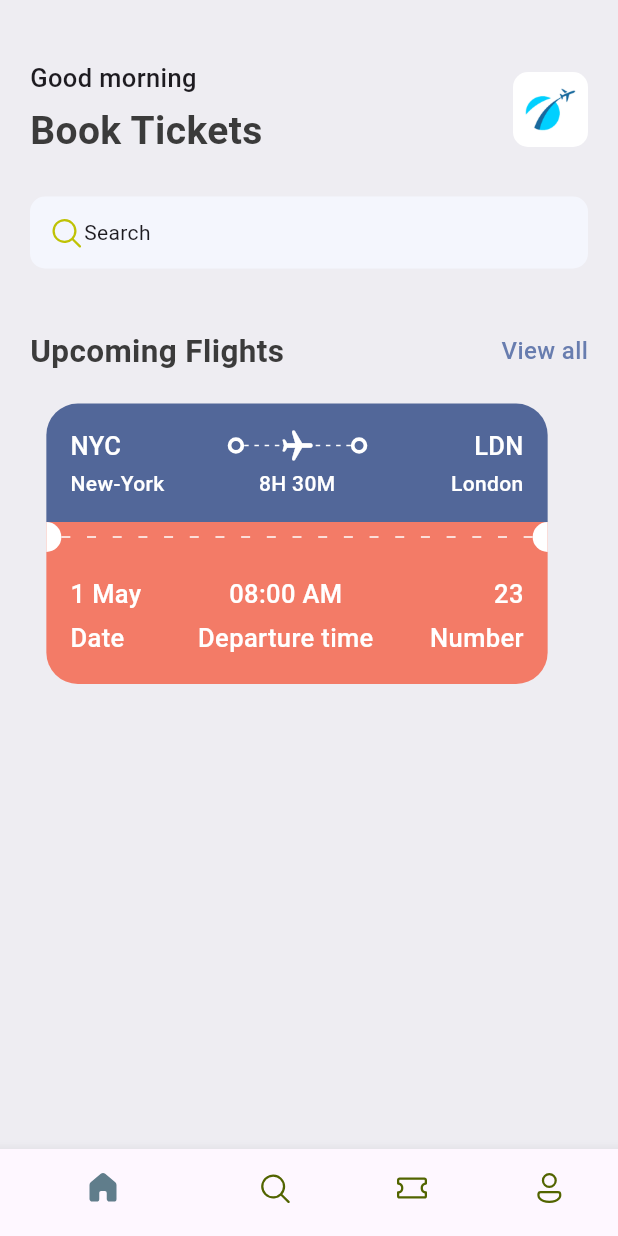
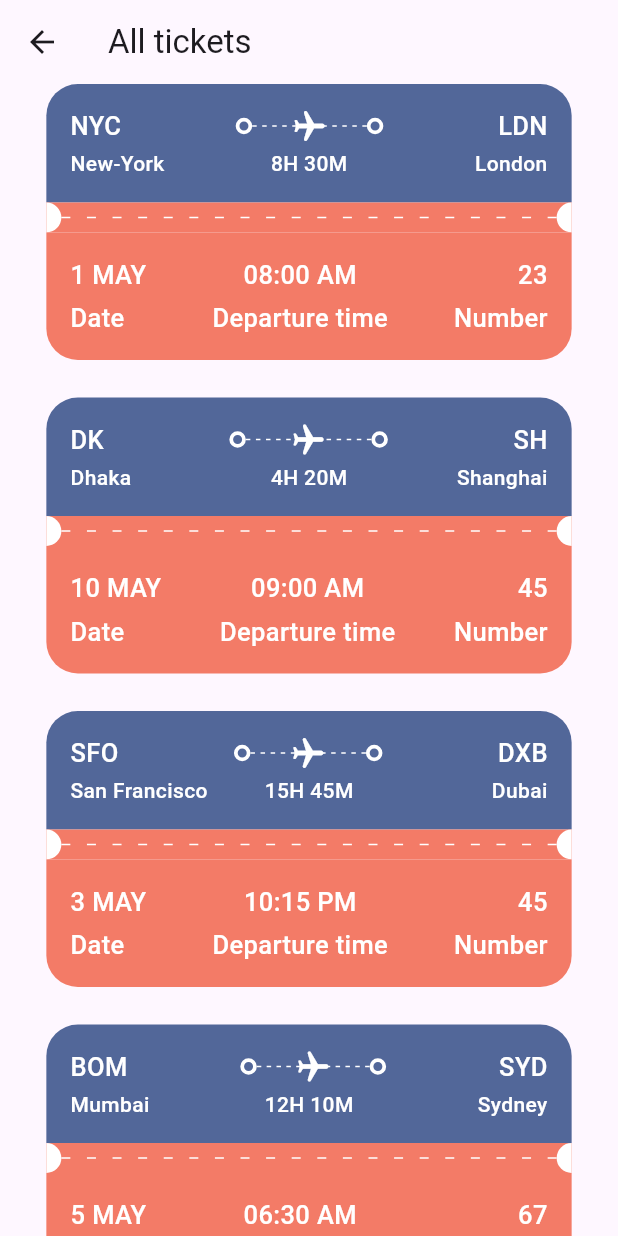
Before and after one commit to Sammyadj/ticket-app, a Flutter app: the screen it shows after launch, after a tap on "View all", on a phone screen of 412 x 824 dp. Run offline on Flutter 3.47's test engine with Material 3 defaults, Android fonts, the phone set to English and light mode, and no system bars; our stand-ins replace fluentui_icons.

Commit message:
All tickets screen

```diff
--- a/lib/base/utils/all_json.dart
+++ b/lib/base/utils/all_json.dart
@@ -0,0 +1,54 @@
+List<Map<String, dynamic>> ticketList = [
+  {
+    'from': {'code': "NYC", 'name': "New-York"},
+    'to': {'code': "LDN", 'name': "London"},
+    'flying_time': '8H 30M',
+    'date': "1 MAY",
+    'departure_time': "08:00 AM",
+    "number": 23,
+  },
+  {
+    'from': {'code': "DK", 'name': "Dhaka"},
+    'to': {'code': "SH", 'name': "Shanghai"},
+    'flying_time': '4H 20M',
+    'date': "10 MAY",
+    'departure_time': "09:00 AM",
+    "number": 45,
+  },
+  {
+    'from': {'code': "SFO", 'name': "San Francisco"},
+    'to': {'code': "DXB", 'name': "Dubai"},
+    'flying_time': '15H 45M',
+    'date': "3 MAY",
+    'departure_time': "10:15 PM",
+    "number": 45,
+  },
+  {
+    'from': {'code': "BOM", 'name': "Mumbai"},
+    'to': {'code': "SYD", 'name': "Sydney"},
+    'flying_time': '12H 10M',
+    'date': "5 MAY",
+    'departure_time': "06:30 AM",
+    "number": 67,
+  },
+  {
+    'from': {'code': "PAR", 'name': "Paris"},
+    'to': {'code': "ROM", 'name': "Rome"},
+    'flying_time': '2H 5M',
+    'date': "7 MAY",
+    'departure_time': "02:45 PM",
+    "number": 89,
+  },
+];
+
+class AppRoutes {
+  static const homePage = "/";
+
+  static const allTickets = "/all_tickets";
+
+  static const ticketScreen = "/ticket_screen";
+
+  static const allHotels = "/all_hotels";
+
+  static const hotelDetail = "/hotel_detail";
+}
--- a/lib/base/widgets/app_double_text.dart
+++ b/lib/base/widgets/app_double_text.dart
@@ -1,5 +1,5 @@
-import 'package:flutter/cupertino.dart';
 import 'package:flutter/material.dart';
+import 'package:ticket_app/screens/all_tickets.dart';
 
 import '../res/styles/app_styles.dart';
 
@@ -19,7 +19,14 @@ class AppDoubleText extends StatelessWidget {
       children: [
         Text(bigText, style: AppStyles.headLineStyle2),
         InkWell(
-          onTap: () {},
+          onTap: () {
+            Navigator.push<void>(
+              context,
+              MaterialPageRoute<void>(
+                builder: (BuildContext context) => const AllTickets(),
+              ),
+            );
+          },
           child: Text(
             smallText,
             style: AppStyles.textStyle.copyWith(color: AppStyles.primaryColor),
--- a/lib/base/widgets/ticket_view.dart
+++ b/lib/base/widgets/ticket_view.dart
@@ -8,7 +8,9 @@ import 'package:ticket_app/base/widgets/text_style_fourth.dart';
 import 'package:ticket_app/base/widgets/text_style_third.dart';
 
 class TicketView extends StatelessWidget {
-  const TicketView({super.key});
+  final Map<String, dynamic> ticket;
+  final bool wholeScreen;
+  const TicketView({super.key, required this.ticket, this.wholeScreen = false});
 
   @override
   Widget build(BuildContext context) {
@@ -17,7 +19,7 @@ class TicketView extends StatelessWidget {
       width: size.width * 0.85,
       height: 189,
       child: Container(
-        margin: const EdgeInsets.only(right: 16),
+        margin: EdgeInsets.only(right: wholeScreen ? 0 : 16),
         child: Column(
           children: [
             // Blue part of the ticket
@@ -35,7 +37,7 @@ class TicketView extends StatelessWidget {
                   //show departure and destination with icons first line
                   Row(
                     children: [
-                      const TextStyleThird(text: 'NYC'),
+                      TextStyleThird(text: ticket["from"]["code"]),
                       Expanded(child: Container()),
                       const BigDot(),
                       Expanded(
@@ -59,24 +61,24 @@ class TicketView extends StatelessWidget {
                       ),
                       const BigDot(),
                       Expanded(child: Container()),
-                      const TextStyleThird(text: "LDN"),
+                      TextStyleThird(text: ticket["to"]["code"]),
                     ],
                   ),
                   // show departure and destination names with time
                   const SizedBox(height: 3),
                   Row(
                     children: [
-                      const SizedBox(
+                      SizedBox(
                         width: 100,
-                        child: TextStyleFourth(text: "New-York"),
+                        child: TextStyleFourth(text: ticket["from"]["name"]),
                       ),
                       Expanded(child: Container()),
-                      const TextStyleFourth(text: "8H 30M"),
+                      TextStyleFourth(text: ticket["flying_time"]),
                       Expanded(child: Container()),
-                      const SizedBox(
+                      SizedBox(
                         width: 100,
                         child: TextStyleFourth(
-                          text: "London",
+                          text: ticket["to"]["name"],
                           align: TextAlign.end,
                         ),
                       ),
@@ -109,30 +111,29 @@ class TicketView extends StatelessWidget {
                   bottomRight: Radius.circular(21),
                 ),
               ),
-              child: const Column(
+              child: Column(
                 children: [
                   //show departure and destination with icons first line
                   Row(
                     mainAxisAlignment: MainAxisAlignment.spaceBetween,
                     children: [
                       AppColumnTextLayout(
-                        topText: "1 May",
+                        topText: ticket["date"],
                         bottomText: "Date",
                         alignment: CrossAxisAlignment.start,
                       ),
                       AppColumnTextLayout(
-                        topText: "08:00 AM",
+                        topText: ticket["departure_time"],
                         bottomText: "Departure time",
                         alignment: CrossAxisAlignment.center,
                       ),
                       AppColumnTextLayout(
-                        topText: "23",
+                        topText: ticket["number"].toString(),
                         bottomText: "Number",
                         alignment: CrossAxisAlignment.end,
                       ),
                     ],
                   ),
-                  SizedBox(height: 3),
                 ],
               ),
             ),
--- /dev/null
+++ b/lib/screens/all_tickets.dart
@@ -0,0 +1,35 @@
+import 'package:flutter/material.dart';
+import 'package:ticket_app/base/widgets/ticket_view.dart';
+
+import '../base/utils/all_json.dart';
+
+class AllTickets extends StatelessWidget {
+  const AllTickets({super.key});
+
+  @override
+  Widget build(BuildContext context) {
+    return Scaffold(
+      appBar: AppBar(title: const Text("All tickets")),
+      body: ListView(
+        children: [
+          SingleChildScrollView(
+            child: Column(
+              children:
+                  ticketList
+                      .map(
+                        (singleTicket) => Container(
+                          margin: const EdgeInsets.only(bottom: 20),
+                          child: TicketView(
+                            ticket: singleTicket,
+                            wholeScreen: true,
+                          ),
+                        ),
+                      )
+                      .toList(),
+            ),
+          ),
+        ],
+      ),
+    );
+  }
+}
--- a/lib/screens/home_screen.dart
+++ b/lib/screens/home_screen.dart
@@ -6,6 +6,7 @@ import 'package:ticket_app/base/widgets/app_double_text.dart';
 import 'package:ticket_app/base/widgets/ticket_view.dart';
 
 import '../base/res/styles/app_styles.dart';
+import '../base/utils/all_json.dart';
 
 class HomeScreen extends StatelessWidget {
   const HomeScreen({super.key});
@@ -71,7 +72,19 @@ class HomeScreen extends StatelessWidget {
                   smallText: 'View all',
                 ),
                 const SizedBox(height: 20),
-                const TicketView(),
+                SingleChildScrollView(
+                  scrollDirection: Axis.horizontal,
+                  child: Row(
+                    children:
+                        ticketList
+                            .take(2)
+                            .map(
+                              (singleTicket) =>
+                                  TicketView(ticket: singleTicket),
+                            )
+                            .toList(),
+                  ),
+                ),
               ],
             ),
           ),
```
